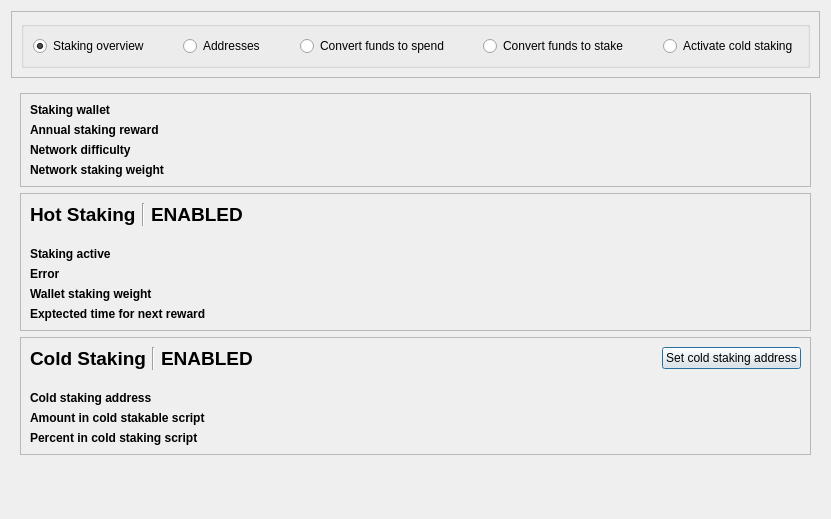
Bitcoin-Confidential/BitcoinC-Core, file src/qt/forms/stakingdialog.ui: the form before one commit.
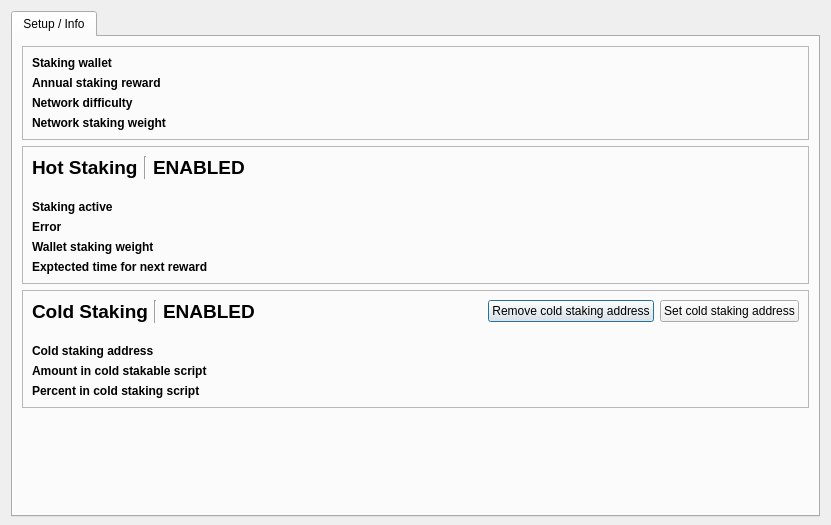
The form after the commit.

Commit message:
qt: Improved Staking tab
- Switched to tab style
- Fixed issue with dissapearing coin control selections
- Fixed issue with dissapearing addresses by seperating pages

The edit to the form file:
```diff
--- a/src/qt/forms/stakingdialog.ui
+++ b/src/qt/forms/stakingdialog.ui
@@ -7,137 +7,32 @@
     <x>0</x>
     <y>0</y>
     <width>831</width>
-    <height>519</height>
+    <height>525</height>
    </rect>
   </property>
   <property name="windowTitle">
    <string>Send Coins</string>
   </property>
-  <layout class="QVBoxLayout" name="verticalLayout" stretch="0,0">
+  <layout class="QVBoxLayout" name="verticalLayout" stretch="0">
    <property name="bottomMargin">
     <number>8</number>
    </property>
    <item>
-    <widget class="QFrame" name="frameStakingSelection">
-     <property name="frameShape">
-      <enum>QFrame::StyledPanel</enum>
-     </property>
-     <property name="frameShadow">
-      <enum>QFrame::Raised</enum>
-     </property>
-     <layout class="QVBoxLayout" name="verticalLayout_3">
-      <item>
-       <widget class="QGroupBox" name="groupBox">
-        <property name="title">
-         <string/>
-        </property>
-        <layout class="QHBoxLayout" name="horizontalLayout_4">
-         <item>
-          <widget class="QRadioButton" name="radioOverview">
-           <property name="text">
-            <string>Staking overview</string>
-           </property>
-           <property name="checked">
-            <bool>true</bool>
-           </property>
-          </widget>
-         </item>
-         <item>
-          <spacer name="horizontalSpacer">
-           <property name="orientation">
-            <enum>Qt::Horizontal</enum>
-           </property>
-           <property name="sizeHint" stdset="0">
-            <size>
-             <width>40</width>
-             <height>20</height>
-            </size>
-           </property>
-          </spacer>
-         </item>
-         <item>
-          <widget class="QRadioButton" name="radioAddresses">
-           <property name="text">
-            <string>Addresses</string>
-           </property>
-          </widget>
-         </item>
-         <item>
-          <spacer name="horizontalSpacer_2">
-           <property name="orientation">
-            <enum>Qt::Horizontal</enum>
-           </property>
-           <property name="sizeHint" stdset="0">
-            <size>
-             <width>40</width>
-             <height>20</height>
-            </size>
-           </property>
-          </spacer>
-         </item>
-         <item>
-          <widget class="QRadioButton" name="radioSpending">
-           <property name="text">
-            <string>Convert funds to spend</string>
-           </property>
-          </widget>
-         </item>
-         <item>
-          <spacer name="horizontalSpacer_4">
-           <property name="orientation">
-            <enum>Qt::Horizontal</enum>
-           </property>
-           <property name="sizeHint" stdset="0">
-            <size>
-             <width>40</width>
-             <height>20</height>
-            </size>
-           </property>
-          </spacer>
-         </item>
-         <item>
-          <widget class="QRadioButton" name="radioStaking">
-           <property name="text">
-            <string>Convert funds to stake</string>
-           </property>
-          </widget>
-         </item>
-         <item>
-          <spacer name="horizontalSpacer_5">
-           <property name="orientation">
-            <enum>Qt::Horizontal</enum>
-           </property>
-           <property name="sizeHint" stdset="0">
-            <size>
-             <width>40</width>
-             <height>20</height>
-            </size>
-           </property>
-          </spacer>
-         </item>
-         <item>
-          <widget class="QRadioButton" name="radioColdStaking">
-           <property name="text">
-            <string>Activate cold staking</string>
-           </property>
-          </widget>
-         </item>
-        </layout>
-       </widget>
-      </item>
-     </layout>
-    </widget>
-   </item>
-   <item>
-    <widget class="QStackedWidget" name="stackedWidget">
+    <widget class="QTabWidget" name="tabWidget">
      <property name="minimumSize">
       <size>
        <width>0</width>
        <height>0</height>
       </size>
      </property>
-     <widget class="QWidget" name="overviewPage">
-      <layout class="QVBoxLayout" name="verticalLayout_2">
+     <property name="currentIndex">
+      <number>0</number>
+     </property>
+     <widget class="QWidget" name="tab">
+      <attribute name="title">
+       <string>Setup / Info</string>
+      </attribute>
+      <layout class="QVBoxLayout" name="verticalLayout_10">
        <item>
         <widget class="QFrame" name="frameStakingInfo">
          <property name="minimumSize">
@@ -539,6 +434,13 @@
               </property>
              </widget>
             </item>
+            <item>
+             <widget class="QPushButton" name="btnRemoveColdStakingAddress">
+              <property name="text">
+               <string>Remove cold staking address</string>
+              </property>
+             </widget>
+            </item>
             <item>
              <widget class="QPushButton" name="btnChangeColdStakingAddress">
               <property name="text">
@@ -656,7 +558,7 @@
          <property name="sizeHint" stdset="0">
           <size>
            <width>20</width>
-           <height>40</height>
+           <height>58</height>
           </size>
          </property>
         </spacer>
```
The commit also changes 4 other files.
